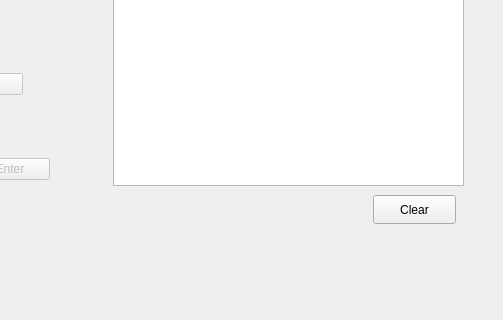
This is mainwindow.ui in joeyCampbelll/FGCProjectQt as Qt 5 draws it before an edit; both pictures show x 297 to 800 and y 205 to 525 of the 800 by 525 pixel window. The edited form follows.
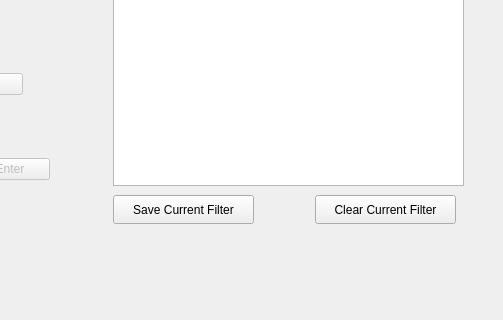
This is the edited form.

Commit message: added FilterFinal class

Diff of the .ui file:
```diff
--- a/mainwindow.ui
+++ b/mainwindow.ui
@@ -105,19 +105,6 @@
        <string>Create Filter</string>
       </property>
      </widget>
-     <widget class="QPushButton" name="pushButton_SaveFilter">
-      <property name="geometry">
-       <rect>
-        <x>630</x>
-        <y>460</y>
-        <width>140</width>
-        <height>24</height>
-       </rect>
-      </property>
-      <property name="text">
-       <string>Save Filter</string>
-      </property>
-     </widget>
     </widget>
     <widget class="QWidget" name="SpreadsheetProperties">
      <widget class="QTableView" name="table_spreadsheet">
@@ -394,14 +381,27 @@
      <widget class="QPushButton" name="pushButton_ClearFilter">
       <property name="geometry">
        <rect>
-        <x>670</x>
+        <x>612</x>
         <y>400</y>
-        <width>83</width>
+        <width>141</width>
         <height>29</height>
        </rect>
       </property>
       <property name="text">
-       <string>Clear</string>
+       <string>Clear Current Filter</string>
+      </property>
+     </widget>
+     <widget class="QPushButton" name="pushButton_SaveFilter">
+      <property name="geometry">
+       <rect>
+        <x>410</x>
+        <y>400</y>
+        <width>141</width>
+        <height>29</height>
+       </rect>
+      </property>
+      <property name="text">
+       <string>Save Current Filter</string>
       </property>
      </widget>
     </widget>
```
The commit also changes 7 other files.
